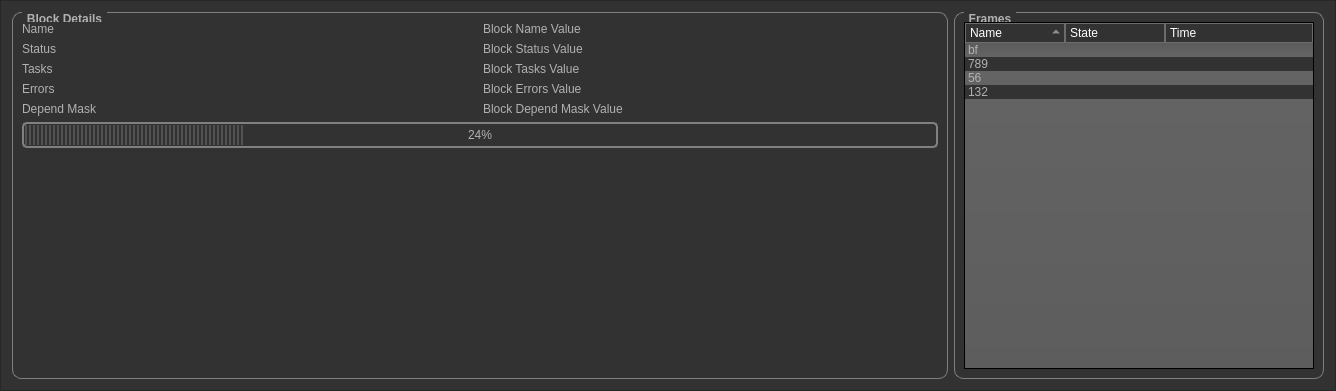
First picture: the form in blockDetails.ui, repository lithorus/afGui, before the edit.
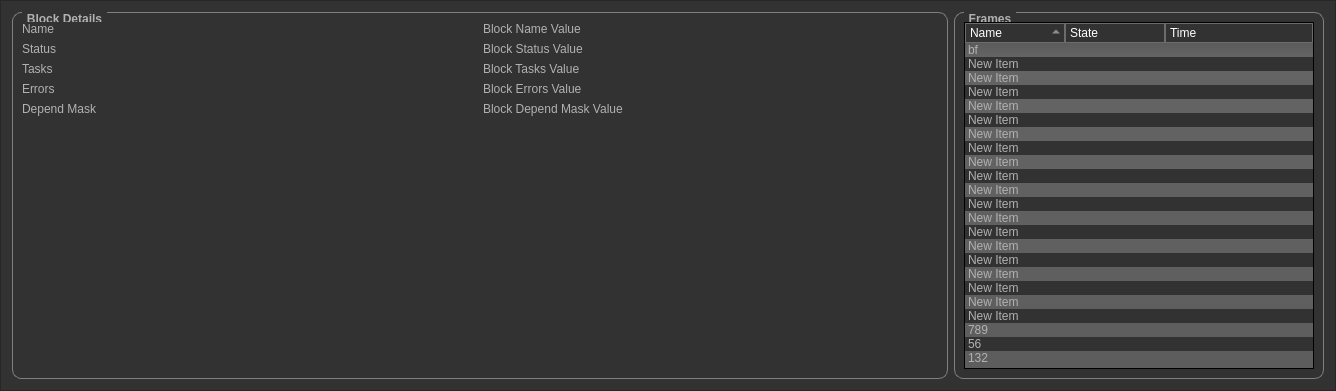
Second picture: the form after the edit. Icons and pictures are not drawn.

Commit message: Removed blockDetails progress bar

```diff
--- a/blockDetails.ui
+++ b/blockDetails.ui
@@ -516,7 +516,7 @@
       <string>Block Details</string>
      </property>
      <layout class="QGridLayout" name="gridLayout_2">
-      <item row="6" column="0" colspan="2">
+      <item row="5" column="0" colspan="2">
        <spacer name="verticalSpacer_4">
         <property name="orientation">
          <enum>Qt::Vertical</enum>
@@ -571,16 +571,6 @@
         </property>
        </widget>
       </item>
-      <item row="5" column="0" colspan="2">
-       <widget class="QProgressBar" name="blockProgressValue">
-        <property name="styleSheet">
-         <string notr="true"/>
-        </property>
-        <property name="value">
-         <number>24</number>
-        </property>
-       </widget>
-      </item>
       <item row="2" column="1">
        <widget class="QLabel" name="blockTasksValue">
         <property name="text">
@@ -668,6 +658,101 @@
           <string>Time</string>
          </property>
         </column>
+        <item>
+         <property name="text">
+          <string>New Item</string>
+         </property>
+        </item>
+        <item>
+         <property name="text">
+          <string>New Item</string>
+         </property>
+        </item>
+        <item>
+         <property name="text">
+          <string>New Item</string>
+         </property>
+        </item>
+        <item>
+         <property name="text">
+          <string>New Item</string>
+         </property>
+        </item>
+        <item>
+         <property name="text">
+          <string>New Item</string>
+         </property>
+        </item>
+        <item>
+         <property name="text">
+          <string>New Item</string>
+         </property>
+        </item>
+        <item>
+         <property name="text">
+          <string>New Item</string>
+         </property>
+        </item>
+        <item>
+         <property name="text">
+          <string>New Item</string>
+         </property>
+        </item>
+        <item>
+         <property name="text">
+          <string>New Item</string>
+         </property>
+        </item>
+        <item>
+         <property name="text">
+          <string>New Item</string>
+         </property>
+        </item>
+        <item>
+         <property name="text">
+          <string>New Item</string>
+         </property>
+        </item>
+        <item>
+         <property name="text">
+          <string>New Item</string>
+         </property>
+        </item>
+        <item>
+         <property name="text">
+          <string>New Item</string>
+         </property>
+        </item>
+        <item>
+         <property name="text">
+          <string>New Item</string>
+         </property>
+        </item>
+        <item>
+         <property name="text">
+          <string>New Item</string>
+         </property>
+        </item>
+        <item>
+         <property name="text">
+          <string>New Item</string>
+         </property>
+        </item>
+        <item>
+         <property name="text">
+          <string>New Item</string>
+         </property>
+        </item>
+        <item>
+         <property name="text">
+          <string>New Item</string>
+         </property>
+        </item>
+        <item>
+         <property name="text">
+          <string>New Item</string>
+         </property>
+        </item>
         <item>
          <property name="text">
           <string>bf</string>
```
The commit also changes 1 other file.
